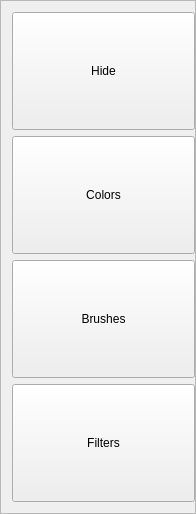
The window that view/leftmenuwidget.ui (jm4R/TouchImage) describes before a commit, drawn with Qt 5.
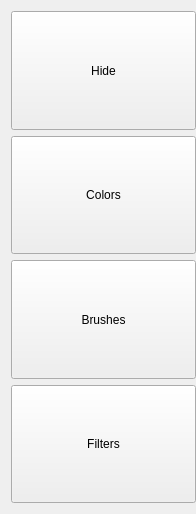
The same window after the commit.

What changed in the file:
```diff
--- a/view/leftmenuwidget.ui
+++ b/view/leftmenuwidget.ui
@@ -14,10 +14,10 @@
    <string>Frame</string>
   </property>
   <property name="frameShape">
-   <enum>QFrame::StyledPanel</enum>
+   <enum>QFrame::NoFrame</enum>
   </property>
-  <property name="frameShadow">
-   <enum>QFrame::Raised</enum>
+  <property name="lineWidth">
+   <number>0</number>
   </property>
   <layout class="QVBoxLayout" name="verticalLayout">
    <property name="rightMargin">
```
